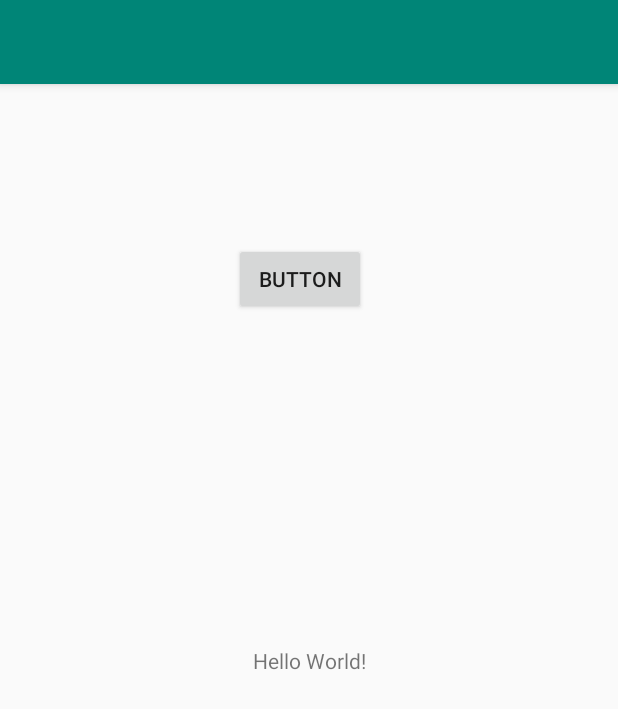
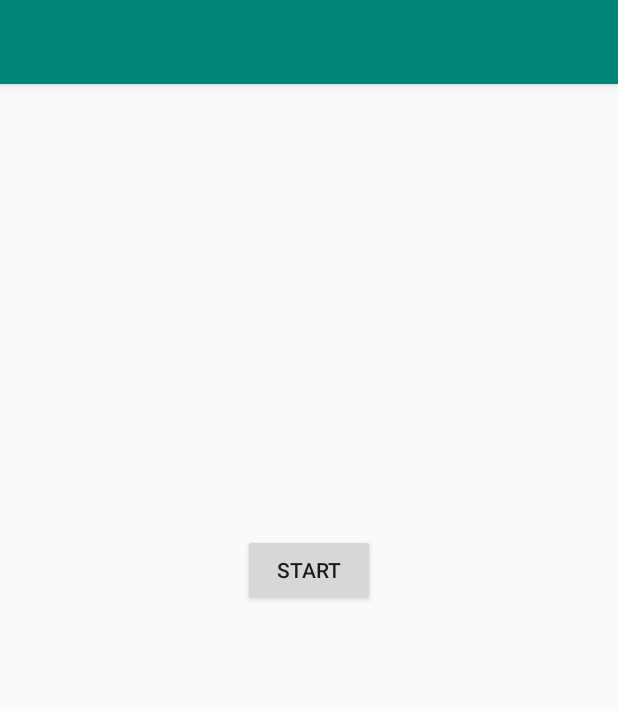
Before and after one commit to ykqlg/AircraftWar-Android, an Android app: the screen it shows after launch (MainActivity), on a phone screen of 412 x 824 dp. Shown: the top 709 px of the screen. Run offline under Robolectric (Android 15) with nearby library versions, the phone set to English and light mode, and no system bars.

```diff
--- a/app/src/main/java/com/example/testpro/MainActivity.java
+++ b/app/src/main/java/com/example/testpro/MainActivity.java
@@ -23,7 +23,7 @@ public class MainActivity extends AppCompatActivity {
         setContentView(R.layout.activity_main);
         getScreenHW();
 
-        Button button1 = findViewById(R.id.button1);
+        Button button1 = findViewById(R.id.startButton);
         button1.setOnClickListener(new View.OnClickListener(){
             @Override
             public void onClick(View view) {
--- a/app/src/main/java/com/example/testpro/application/ImageManager.java
+++ b/app/src/main/java/com/example/testpro/application/ImageManager.java
@@ -4,6 +4,7 @@ import android.graphics.Bitmap;
 import android.graphics.BitmapFactory;
 
 import com.example.testpro.aircraft.HeroAircraft;
+import com.example.testpro.aircraft.MobEnemy;
 
 import java.io.FileInputStream;
 import java.io.IOException;
@@ -30,7 +31,7 @@ public class ImageManager {
 
     static {
         CLASSNAME_IMAGE_MAP.put(HeroAircraft.class.getName(), HERO_IMAGE);
-//        CLASSNAME_IMAGE_MAP.put(MobEnemy.class.getName(), MOB_ENEMY_IMAGE);
+        CLASSNAME_IMAGE_MAP.put(MobEnemy.class.getName(), MOB_ENEMY_IMAGE);
 //        CLASSNAME_IMAGE_MAP.put(EliteEnemy.class.getName(), ELITE_ENEMY_IMAGE);
 //        CLASSNAME_IMAGE_MAP.put(BossEnemy.class.getName(), BOSS_ENEMY_IMAGE);
 //        CLASSNAME_IMAGE_MAP.put(HeroBullet.class.getName(), HERO_BULLET_IMAGE);
--- a/app/src/main/res/layout/activity_main.xml
+++ b/app/src/main/res/layout/activity_main.xml
@@ -6,32 +6,18 @@
     android:layout_height="match_parent"
     tools:context=".MainActivity">
 
-    <TextView
-        android:id="@+id/textView"
+    <Button
+        android:id="@+id/startButton"
         android:layout_width="wrap_content"
         android:layout_height="wrap_content"
-        android:text="Hello World!"
-        app:layout_constraintBottom_toBottomOf="parent"
-        app:layout_constraintLeft_toLeftOf="parent"
-        app:layout_constraintRight_toRightOf="parent"
+        android:layout_marginStart="161dp"
+        android:layout_marginLeft="161dp"
+        android:layout_marginTop="300dp"
+        android:layout_marginEnd="162dp"
+        android:layout_marginRight="162dp"
+        android:text="start"
+        app:layout_constraintEnd_toEndOf="parent"
+        app:layout_constraintStart_toStartOf="parent"
         app:layout_constraintTop_toTopOf="parent" />
 
-    <Button
-        android:id="@+id/button1"
-        android:layout_width="wrap_content"
-        android:layout_height="wrap_content"
-        android:layout_marginStart="155dp"
-        android:layout_marginLeft="155dp"
-        android:layout_marginTop="106dp"
-        android:layout_marginEnd="168dp"
-        android:layout_marginRight="168dp"
-        android:layout_marginBottom="202dp"
-        android:text="Button"
-        app:layout_constraintBottom_toTopOf="@+id/textView"
-        app:layout_constraintEnd_toEndOf="parent"
-        app:layout_constraintHorizontal_bias="1.0"
-        app:layout_constraintStart_toStartOf="parent"
-        app:layout_constraintTop_toTopOf="parent"
-        app:layout_constraintVertical_bias="0.0" />
-
 </androidx.constraintlayout.widget.ConstraintLayout>
```
Also changed, not shown: app/src/main/java/com/example/testpro/aircraft/MobEnemy.java (added, +44 -0 lines), app/src/main/java/com/example/testpro/application/GameView.java (+140 -30 lines), app/src/main/java/com/example/testpro/enemyfactory/EnemyFactory.java (added, +7 -0 lines), app/src/main/java/com/example/testpro/enemyfactory/MobFactory.java (added, +17 -0 lines).
